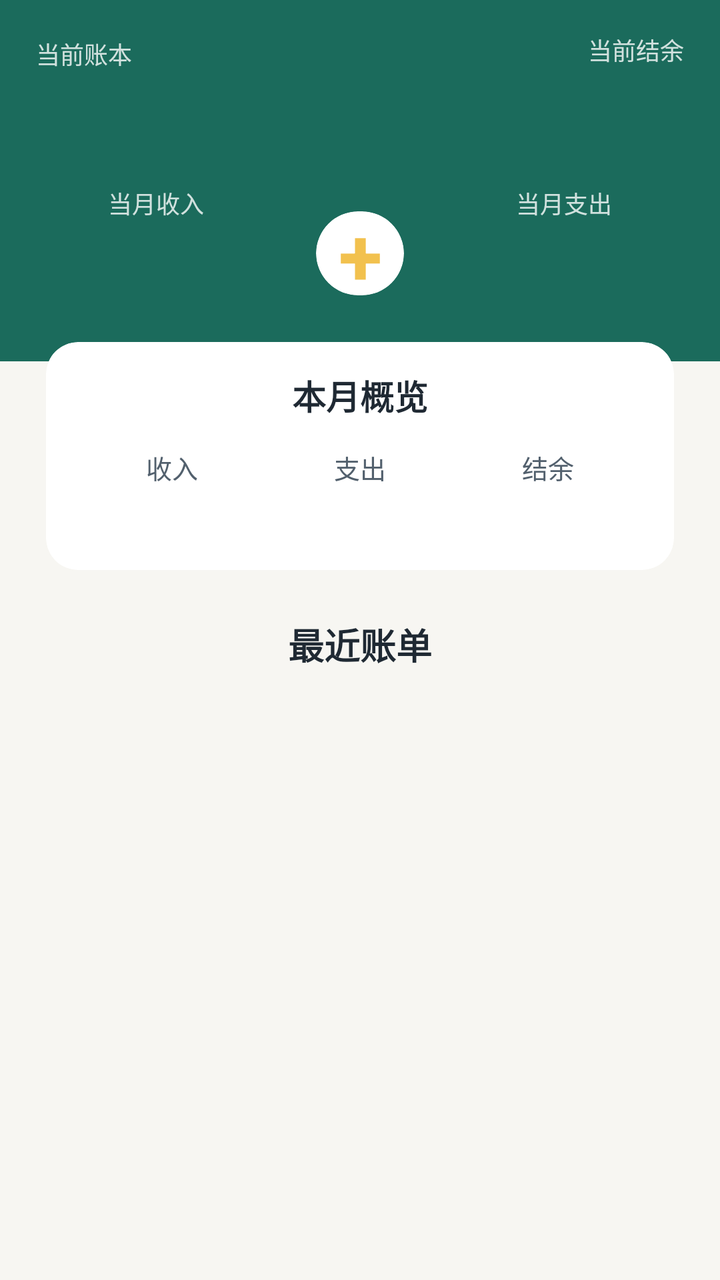
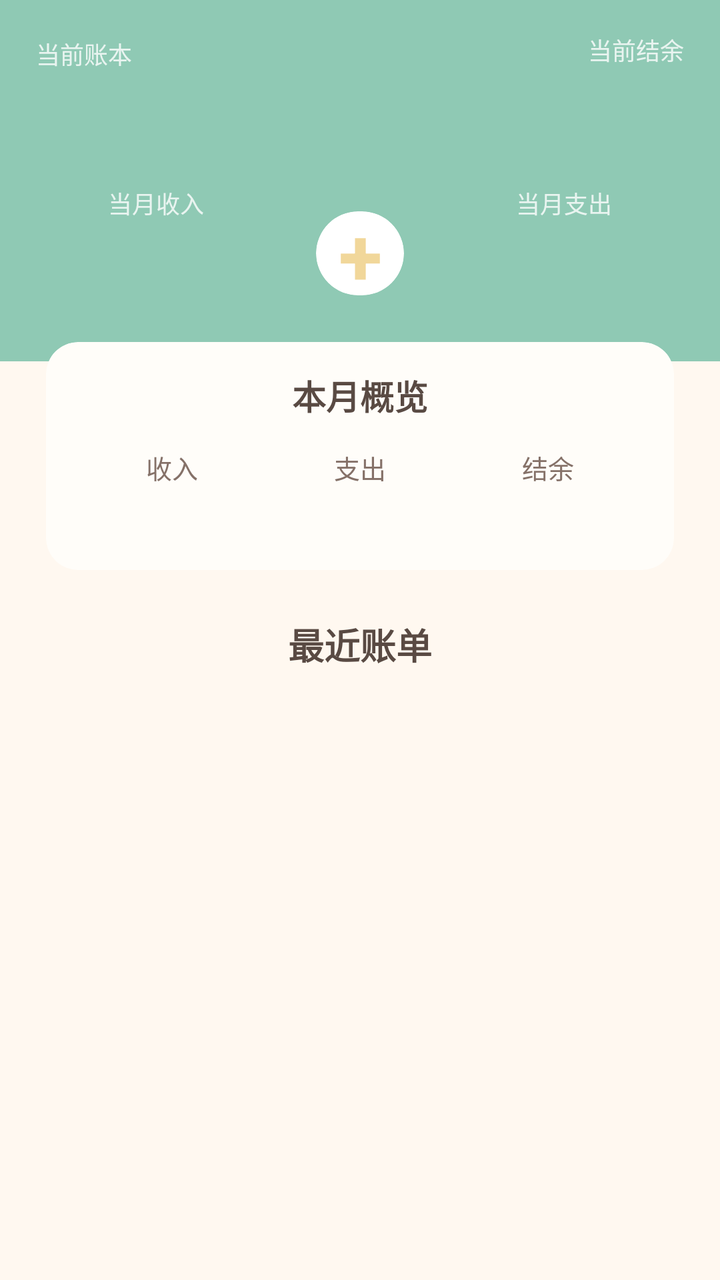

An Android layout rendered at two revisions. The XML below is the earlier revision; the diff shows what the commit changed to produce the second picture.
<!-- AndroidManifest.xml: application theme Theme.Ledger -->
<!-- res/layout/fragment_home.xml -->
<?xml version="1.0" encoding="utf-8"?>
<androidx.core.widget.NestedScrollView xmlns:android="http://schemas.android.com/apk/res/android"
    xmlns:app="http://schemas.android.com/apk/res-auto"
    android:layout_width="match_parent"
    android:layout_height="match_parent"
    android:clipToPadding="false"
    android:fillViewport="true"
    android:paddingBottom="92dp">

    <LinearLayout
        android:layout_width="match_parent"
        android:layout_height="wrap_content"
        android:orientation="vertical">

        <LinearLayout
            android:layout_width="match_parent"
            android:layout_height="wrap_content"
            android:background="@color/brand_primary"
            android:orientation="vertical"
            android:paddingStart="18dp"
            android:paddingTop="16dp"
            android:paddingEnd="18dp"
            android:paddingBottom="20dp">

            <LinearLayout
                android:layout_width="match_parent"
                android:layout_height="wrap_content"
                android:gravity="center_vertical"
                android:orientation="horizontal">

                <LinearLayout
                    android:id="@+id/buttonSwitchBook"
                    android:layout_width="0dp"
                    android:layout_height="wrap_content"
                    android:layout_weight="1"
                    android:clickable="true"
                    android:focusable="true"
                    android:orientation="vertical">

                    <TextView
                        android:layout_width="wrap_content"
                        android:layout_height="wrap_content"
                        android:text="@string/label_current_book"
                        android:textColor="#CCFFFFFF"
                        android:textSize="12sp" />

                    <TextView
                        android:id="@+id/textCurrentBook"
                        android:layout_width="wrap_content"
                        android:layout_height="wrap_content"
                        android:layout_marginTop="4dp"
                        android:textColor="@color/white"
                        android:textSize="23sp"
                        android:textStyle="bold" />
                </LinearLayout>

                <LinearLayout
                    android:layout_width="wrap_content"
                    android:layout_height="wrap_content"
                    android:gravity="end"
                    android:orientation="vertical">

                    <TextView
                        android:layout_width="wrap_content"
                        android:layout_height="wrap_content"
                        android:text="@string/label_current_balance"
                        android:textColor="#CCFFFFFF"
                        android:textSize="12sp" />

                    <TextView
                        android:id="@+id/textTotalBalance"
                        android:layout_width="wrap_content"
                        android:layout_height="wrap_content"
                        android:layout_marginTop="4dp"
                        android:textColor="@color/white"
                        android:textSize="26sp"
                        android:textStyle="bold" />
                </LinearLayout>
            </LinearLayout>

            <FrameLayout
                android:layout_width="match_parent"
                android:layout_height="wrap_content"
                android:layout_marginTop="20dp">

                <LinearLayout
                    android:layout_width="match_parent"
                    android:layout_height="wrap_content"
                    android:gravity="center_vertical"
                    android:orientation="horizontal">

                    <LinearLayout
                        android:layout_width="0dp"
                        android:layout_height="wrap_content"
                        android:layout_weight="1"
                        android:gravity="center"
                        android:orientation="vertical">

                        <TextView
                            android:layout_width="wrap_content"
                            android:layout_height="wrap_content"
                            android:text="@string/home_month_income"
                            android:textColor="#CCFFFFFF"
                            android:textSize="12sp" />

                        <TextView
                            android:id="@+id/textIncome"
                            android:layout_width="wrap_content"
                            android:layout_height="wrap_content"
                            android:layout_marginTop="6dp"
                            android:textColor="@color/white"
                            android:textSize="20sp"
                            android:textStyle="bold" />
                    </LinearLayout>

                    <View
                        android:layout_width="84dp"
                        android:layout_height="1dp" />

                    <LinearLayout
                        android:layout_width="0dp"
                        android:layout_height="wrap_content"
                        android:layout_weight="1"
                        android:gravity="center"
                        android:orientation="vertical">

                        <TextView
                            android:layout_width="wrap_content"
                            android:layout_height="wrap_content"
                            android:text="@string/home_month_expense"
                            android:textColor="#CCFFFFFF"
                            android:textSize="12sp" />

                        <TextView
                            android:id="@+id/textExpense"
                            android:layout_width="wrap_content"
                            android:layout_height="wrap_content"
                            android:layout_marginTop="6dp"
                            android:textColor="@color/white"
                            android:textSize="20sp"
                            android:textStyle="bold" />
                    </LinearLayout>
                </LinearLayout>

                <com.google.android.material.card.MaterialCardView
                    android:id="@+id/buttonAddTransaction"
                    android:layout_width="68dp"
                    android:layout_height="68dp"
                    android:layout_gravity="center"
                    android:clickable="true"
                    android:focusable="true"
                    android:foreground="?attr/selectableItemBackgroundBorderless"
                    app:cardBackgroundColor="@color/white"
                    app:cardCornerRadius="34dp"
                    app:cardElevation="0dp">

                    <TextView
                        android:layout_width="match_parent"
                        android:layout_height="match_parent"
                        android:gravity="center"
                        android:includeFontPadding="false"
                        android:text="+"
                        android:textColor="@color/brand_secondary"
                        android:textSize="40sp"
                        android:textStyle="bold" />
                </com.google.android.material.card.MaterialCardView>
            </FrameLayout>
        </LinearLayout>

        <com.google.android.material.card.MaterialCardView
            android:layout_width="match_parent"
            android:layout_height="wrap_content"
            android:layout_marginStart="16dp"
            android:layout_marginTop="-18dp"
            android:layout_marginEnd="16dp"
            android:layout_marginBottom="10dp"
            app:cardElevation="0dp">

            <LinearLayout
                android:layout_width="match_parent"
                android:layout_height="wrap_content"
                android:orientation="vertical"
                android:paddingStart="16dp"
                android:paddingTop="14dp"
                android:paddingEnd="16dp"
                android:paddingBottom="14dp">

                <TextView
                    android:layout_width="match_parent"
                    android:layout_height="wrap_content"
                    android:gravity="center"
                    android:text="@string/title_month_summary"
                    android:textColor="@color/text_primary"
                    android:textSize="17sp"
                    android:textStyle="bold" />

                <LinearLayout
                    android:layout_width="match_parent"
                    android:layout_height="wrap_content"
                    android:layout_marginTop="14dp"
                    android:orientation="horizontal">

                    <LinearLayout
                        android:layout_width="0dp"
                        android:layout_height="wrap_content"
                        android:layout_weight="1"
                        android:gravity="center"
                        android:orientation="vertical">

                        <TextView
                            android:layout_width="wrap_content"
                            android:layout_height="wrap_content"
                            android:text="@string/label_income"
                            android:textColor="@color/text_secondary"
                            android:textSize="13sp" />

                        <TextView
                            android:id="@+id/textMonthIncome"
                            android:layout_width="wrap_content"
                            android:layout_height="wrap_content"
                            android:layout_marginTop="6dp"
                            android:textColor="@color/text_primary"
                            android:textSize="16sp"
                            android:textStyle="bold" />
                    </LinearLayout>

                    <LinearLayout
                        android:layout_width="0dp"
                        android:layout_height="wrap_content"
                        android:layout_weight="1"
                        android:gravity="center"
                        android:orientation="vertical">

                        <TextView
                            android:layout_width="wrap_content"
                            android:layout_height="wrap_content"
                            android:text="@string/label_expense"
                            android:textColor="@color/text_secondary"
                            android:textSize="13sp" />

                        <TextView
                            android:id="@+id/textMonthExpense"
                            android:layout_width="wrap_content"
                            android:layout_height="wrap_content"
                            android:layout_marginTop="6dp"
                            android:textColor="@color/text_primary"
                            android:textSize="16sp"
                            android:textStyle="bold" />
                    </LinearLayout>

                    <LinearLayout
                        android:layout_width="0dp"
                        android:layout_height="wrap_content"
                        android:layout_weight="1"
                        android:gravity="center"
                        android:orientation="vertical">

                        <TextView
                            android:layout_width="wrap_content"
                            android:layout_height="wrap_content"
                            android:text="@string/label_balance"
                            android:textColor="@color/text_secondary"
                            android:textSize="13sp" />

                        <TextView
                            android:id="@+id/textMonthBalance"
                            android:layout_width="wrap_content"
                            android:layout_height="wrap_content"
                            android:layout_marginTop="6dp"
                            android:textColor="@color/text_primary"
                            android:textSize="16sp"
                            android:textStyle="bold" />
                    </LinearLayout>
                </LinearLayout>
            </LinearLayout>
        </com.google.android.material.card.MaterialCardView>

        <TextView
            android:layout_width="match_parent"
            android:layout_height="wrap_content"
            android:layout_marginTop="6dp"
            android:gravity="center"
            android:text="@string/title_recent_transactions"
            android:textColor="@color/text_primary"
            android:textSize="18sp"
            android:textStyle="bold" />

        <TextView
            android:id="@+id/textEmptyRecent"
            android:layout_width="match_parent"
            android:layout_height="wrap_content"
            android:layout_marginTop="20dp"
            android:gravity="center"
            android:text="@string/empty_records"
            android:textColor="@color/text_secondary"
            android:visibility="gone" />

        <androidx.recyclerview.widget.RecyclerView
            android:id="@+id/recyclerRecent"
            android:layout_width="match_parent"
            android:layout_height="wrap_content"
            android:layout_marginTop="10dp"
            android:nestedScrollingEnabled="false"
            android:paddingStart="14dp"
            android:paddingEnd="14dp" />
    </LinearLayout>

</androidx.core.widget.NestedScrollView>
<!-- resources referenced by this layout -->
<resources>
  <color name="brand_primary">#1B6B5C</color>
  <color name="brand_secondary">#F2C14E</color>
  <color name="text_primary">#1F2933</color>
  <color name="text_secondary">#52606D</color>
  <color name="white">#FFFFFFFF</color>
  <string name="empty_records">还没有账单，先记一笔吧</string>
  <string name="home_month_expense">当月支出</string>
  <string name="home_month_income">当月收入</string>
  <string name="label_balance">结余</string>
  <string name="label_current_balance">当前结余</string>
  <string name="label_current_book">当前账本</string>
  <string name="label_expense">支出</string>
  <string name="label_income">收入</string>
  <string name="title_month_summary">本月概览</string>
  <string name="title_recent_transactions">最近账单</string>
  <style name="Theme.Ledger" parent="Theme.MaterialComponents.DayNight.NoActionBar">
          <item name="colorPrimary">@color/brand_primary</item>
          <item name="colorPrimaryVariant">@color/brand_primary_dark</item>
          <item name="colorOnPrimary">@color/white</item>
          <item name="colorSecondary">@color/brand_secondary</item>
          <item name="colorSecondaryVariant">@color/brand_secondary</item>
          <item name="colorOnSecondary">@color/black</item>
          <item name="android:statusBarColor">?attr/colorPrimaryVariant</item>
          <item name="android:windowBackground">@color/surface_background</item>
          <item name="android:navigationBarColor">@color/surface_card</item>
          <item name="materialCardViewStyle">@style/Widget.Ledger.Card</item>
      </style>
  <color name="brand_primary_dark">#124D42</color>
  <color name="black">#FF000000</color>
  <color name="surface_background">#F7F6F2</color>
  <color name="surface_card">#FFFFFFFF</color>
  <style name="Widget.Ledger.Card" parent="Widget.MaterialComponents.CardView">
          <item name="cardBackgroundColor">@color/surface_card</item>
          <item name="cardCornerRadius">16dp</item>
          <item name="cardUseCompatPadding">true</item>
      </style>
</resources>

<!-- the commit's change to res/layout/fragment_home.xml (unified diff, before → after) -->
@@ -41,7 +41,7 @@
                         android:layout_width="wrap_content"
                         android:layout_height="wrap_content"
                         android:text="@string/label_current_book"
-                        android:textColor="#CCFFFFFF"
+                        android:textColor="@color/text_inverse_soft"
                         android:textSize="12sp" />
 
                     <TextView
@@ -64,7 +64,7 @@
                         android:layout_width="wrap_content"
                         android:layout_height="wrap_content"
                         android:text="@string/label_current_balance"
-                        android:textColor="#CCFFFFFF"
+                        android:textColor="@color/text_inverse_soft"
                         android:textSize="12sp" />
 
                     <TextView
@@ -100,7 +100,7 @@
                             android:layout_width="wrap_content"
                             android:layout_height="wrap_content"
                             android:text="@string/home_month_income"
-                            android:textColor="#CCFFFFFF"
+                            android:textColor="@color/text_inverse_soft"
                             android:textSize="12sp" />
 
                         <TextView
@@ -128,7 +128,7 @@
                             android:layout_width="wrap_content"
                             android:layout_height="wrap_content"
                             android:text="@string/home_month_expense"
-                            android:textColor="#CCFFFFFF"
+                            android:textColor="@color/text_inverse_soft"
                             android:textSize="12sp" />
 
                         <TextView
<!-- resource entries referenced after the edit -->
@@ -1,9 +1,10 @@
 <!-- resources referenced by this layout -->
 <resources>
-  <color name="brand_primary">#1B6B5C</color>
-  <color name="brand_secondary">#F2C14E</color>
-  <color name="text_primary">#1F2933</color>
-  <color name="text_secondary">#52606D</color>
+  <color name="brand_primary">#8FC9B4</color>
+  <color name="brand_secondary">#F1D79A</color>
+  <color name="text_inverse_soft">#CCFFFFFF</color>
+  <color name="text_primary">#594A43</color>
+  <color name="text_secondary">#857168</color>
   <color name="white">#FFFFFFFF</color>
   <string name="empty_records">还没有账单，先记一笔吧</string>
   <string name="home_month_expense">当月支出</string>
@@ -18,19 +19,21 @@
   <style name="Theme.Ledger" parent="Theme.MaterialComponents.DayNight.NoActionBar">
           <item name="colorPrimary">@color/brand_primary</item>
           <item name="colorPrimaryVariant">@color/brand_primary_dark</item>
-          <item name="colorOnPrimary">@color/white</item>
+          <item name="colorOnPrimary">@color/text_inverse</item>
           <item name="colorSecondary">@color/brand_secondary</item>
           <item name="colorSecondaryVariant">@color/brand_secondary</item>
-          <item name="colorOnSecondary">@color/black</item>
+          <item name="colorOnSecondary">@color/text_primary</item>
           <item name="android:statusBarColor">?attr/colorPrimaryVariant</item>
           <item name="android:windowBackground">@color/surface_background</item>
           <item name="android:navigationBarColor">@color/surface_card</item>
           <item name="materialCardViewStyle">@style/Widget.Ledger.Card</item>
+          <item name="android:textColorPrimary">@color/text_primary</item>
+          <item name="android:textColorSecondary">@color/text_secondary</item>
       </style>
-  <color name="brand_primary_dark">#124D42</color>
-  <color name="black">#FF000000</color>
-  <color name="surface_background">#F7F6F2</color>
-  <color name="surface_card">#FFFFFFFF</color>
+  <color name="brand_primary_dark">#78B59E</color>
+  <color name="text_inverse">#FFFFFFFF</color>
+  <color name="surface_background">#FFF8F0</color>
+  <color name="surface_card">#FFFDF9</color>
   <style name="Widget.Ledger.Card" parent="Widget.MaterialComponents.CardView">
           <item name="cardBackgroundColor">@color/surface_card</item>
           <item name="cardCornerRadius">16dp</item>
